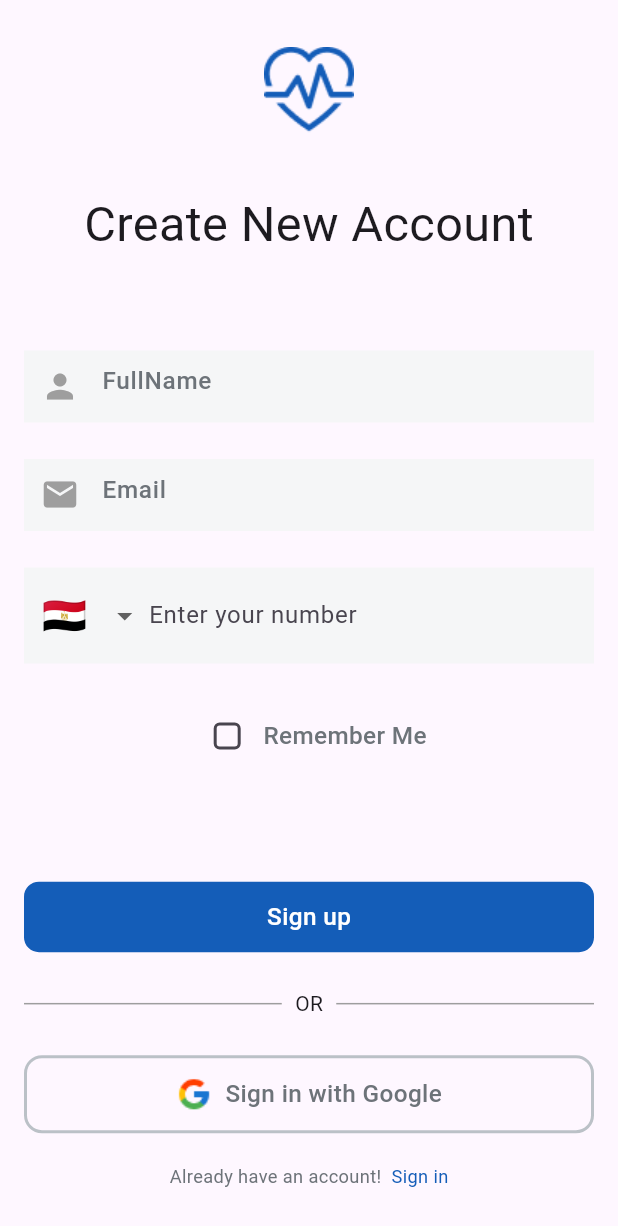
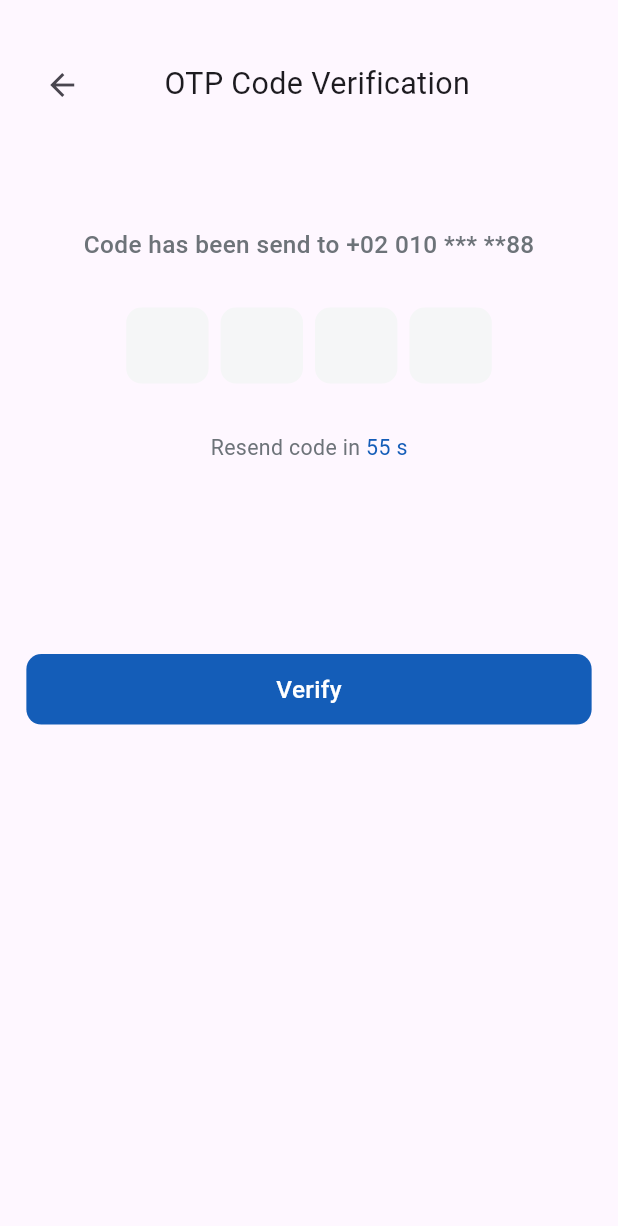
Before and after one commit to Huma-volve/Round-8-mobile-Cure-team1, a Flutter app: the SignUpPage screen opened by its route, after a tap on "Sign up", on a phone screen of 412 x 824 dp. Shown: the top 1226 px of the screen. Run offline on Flutter 3.47's test engine with Material 3 defaults, Android fonts, the phone set to English and light mode, and no system bars; drawn by our look-alikes of intl_phone_number_input, pinput; our stand-ins replace flutter_bloc, flutter_screenutil, go_router, smooth_page_indicator; Roboto replaces fonts that are missing (Montserrat, georgia).

Commit message:
feat: complete first OTP screen UI

```diff
--- a/lib/core/constants/app_route.dart
+++ b/lib/core/constants/app_route.dart
@@ -2,5 +2,7 @@ class AppRoute {
   static const splash = "/";
   static const loginPage = "/loginPage";
   static const signupPage = "/signupPage";
+  static const otpPage = "/otpPage";
+
   static const bookPage = "/bookPage";
 }
--- a/lib/core/constants/go_route.dart
+++ b/lib/core/constants/go_route.dart
@@ -1,6 +1,7 @@
 import 'package:cure_team_1/core/constants/app_route.dart';
 import 'package:cure_team_1/features/Booking/presentation/screens/doctor_details_screen.dart';
 import 'package:cure_team_1/features/auth/login/presentation/pages/login_page.dart';
+import 'package:cure_team_1/features/auth/otp/presentation/pages/otp_page.dart';
 import 'package:cure_team_1/features/auth/sign_up/presentation/pages/sign_up_page.dart';
 import 'package:cure_team_1/features/splash/splash_screen.dart';
 import 'package:go_router/go_router.dart';
@@ -24,5 +25,9 @@ final GoRouter router = GoRouter(
       path: AppRoute.signupPage,
       builder: (context, state) => const SignUpPage(),
     ),
+    GoRoute(
+      path: AppRoute.otpPage,
+      builder: (context, state) => const OtpPage(),
+    ),
   ],
 );
--- a/lib/core/theme/app_text_styles.dart
+++ b/lib/core/theme/app_text_styles.dart
@@ -42,7 +42,7 @@ class AppTextStyles {
       fontWeight: FontWeight.w500,
       fontFamily: 'Montserrat',
       color: Colors.white);
-  static TextStyle stylegeorgia24 = TextStyle(
+  static TextStyle stylegeorgia20 = TextStyle(
     fontSize: 20.sp,
     fontWeight: FontWeight.w400,
     fontFamily: 'georgia',
--- /dev/null
+++ b/lib/core/widgets/custome_appbar.dart
@@ -0,0 +1,30 @@
+import 'package:cure_team_1/core/theme/app_text_styles.dart';
+import 'package:flutter/material.dart';
+import 'package:flutter_screenutil/flutter_screenutil.dart';
+import 'package:go_router/go_router.dart';
+
+class CustomeAppbar extends StatelessWidget {
+  const CustomeAppbar({super.key, required this.title});
+  final String title;
+
+  @override
+  Widget build(BuildContext context) {
+    return Row(
+      children: [
+        IconButton(
+          onPressed: () {
+            GoRouter.of(context).pop();
+          },
+          icon: Icon(Icons.arrow_back),
+        ),
+        SizedBox(
+          width: 40.w,
+        ),
+        Text(
+          title,
+          style: AppTextStyles.stylegeorgia20,
+        )
+      ],
+    );
+  }
+}
--- a/lib/features/auth/login/presentation/pages/widgets/login_view_body.dart
+++ b/lib/features/auth/login/presentation/pages/widgets/login_view_body.dart
@@ -29,7 +29,7 @@ class LoginViewBody extends StatelessWidget {
             children: [
               Text(
                 'Enter your phone number',
-                style: AppTextStyles.stylegeorgia24,
+                style: AppTextStyles.stylegeorgia20,
               ),
             ],
           ),
--- a/lib/features/auth/otp/presentation/pages/otp_page.dart
+++ b/lib/features/auth/otp/presentation/pages/otp_page.dart
@@ -1,3 +1,4 @@
+import 'package:cure_team_1/features/auth/otp/presentation/pages/widgets/otp_view_body.dart';
 import 'package:flutter/material.dart';
 
 class OtpPage extends StatelessWidget {
@@ -5,6 +6,8 @@ class OtpPage extends StatelessWidget {
 
   @override
   Widget build(BuildContext context) {
-    return const Placeholder();
+    return const Scaffold(
+      body: OtpViewBody(),
+    );
   }
 }
--- /dev/null
+++ b/lib/features/auth/otp/presentation/pages/widgets/otp_item.dart
@@ -0,0 +1,69 @@
+import 'package:cure_team_1/core/theme/app_colors.dart';
+import 'package:cure_team_1/core/theme/app_text_styles.dart';
+import 'package:flutter/material.dart';
+import 'package:flutter_screenutil/flutter_screenutil.dart';
+import 'package:pinput/pinput.dart';
+
+class OtpItem extends StatelessWidget {
+  OtpItem({super.key});
+
+  final defaultPinTheme = PinTheme(
+    width: 50.w,
+    height: 50.h,
+    textStyle: TextStyle(
+      fontSize: 20.sp,
+      color: AppColors.primaryColor,
+      fontWeight: FontWeight.w600,
+    ),
+    decoration: BoxDecoration(
+      color: AppColors.offWhite,
+      borderRadius: BorderRadius.all(Radius.circular(10.r)),
+    ),
+  );
+
+  @override
+  Widget build(BuildContext context) {
+    final focusedPinTheme = defaultPinTheme.copyDecorationWith(
+      border: Border.fromBorderSide(
+        BorderSide(color: AppColors.primaryColor, width: 2.5.w),
+      ),
+    );
+
+    final submittedPinTheme = defaultPinTheme.copyWith(
+      decoration: defaultPinTheme.decoration?.copyWith(color: Colors.white),
+    );
+
+    return Center(
+      child: Padding(
+        padding: EdgeInsets.all(30.h),
+        child: Column(
+          mainAxisAlignment: MainAxisAlignment.center,
+          children: [
+            Pinput(
+              length: 4,
+              defaultPinTheme: defaultPinTheme,
+              focusedPinTheme: focusedPinTheme,
+              submittedPinTheme: submittedPinTheme,
+              onCompleted: (pin) => print(pin),
+            ),
+            SizedBox(height: 32.h),
+            Row(
+              mainAxisAlignment: MainAxisAlignment.center,
+              children: [
+                Text(
+                  "Resend code in",
+                  style: AppTextStyles.styleRegular14,
+                ),
+                Text(
+                  ' 55 s',
+                  style: AppTextStyles.styleRegular14
+                      .copyWith(color: AppColors.primaryColor),
+                )
+              ],
+            ),
+          ],
+        ),
+      ),
+    );
+  }
+}
--- /dev/null
+++ b/lib/features/auth/otp/presentation/pages/widgets/otp_view_body.dart
@@ -0,0 +1,36 @@
+import 'package:cure_team_1/core/theme/app_colors.dart';
+import 'package:cure_team_1/core/theme/app_text_styles.dart';
+import 'package:cure_team_1/core/widgets/custome_appbar.dart';
+import 'package:cure_team_1/core/widgets/custome_button.dart';
+import 'package:cure_team_1/features/auth/otp/presentation/pages/widgets/otp_item.dart';
+import 'package:flutter/material.dart';
+import 'package:flutter_screenutil/flutter_screenutil.dart';
+
+class OtpViewBody extends StatelessWidget {
+  const OtpViewBody({super.key});
+
+  @override
+  Widget build(BuildContext context) {
+    return Padding(
+      padding: EdgeInsets.symmetric(horizontal: 16.w, vertical: 32.h),
+      child: Column(
+        children: [
+          const CustomeAppbar(title: 'OTP Code Verification'),
+          SizedBox(
+            height: 70.h,
+          ),
+          Text(
+            'Code has been send to +02 010 *** **88',
+            style: AppTextStyles.styleMedium16,
+          ),
+          OtpItem(),
+          SizedBox(
+            height: 96.h,
+          ),
+          CustomeButton(
+              text: 'Verify', color: AppColors.primaryColor, onTap: () {})
+        ],
+      ),
+    );
+  }
+}
--- a/lib/features/auth/sign_up/presentation/pages/widgets/signup_view_body.dart
+++ b/lib/features/auth/sign_up/presentation/pages/widgets/signup_view_body.dart
@@ -75,7 +75,11 @@ class SignupViewBody extends StatelessWidget {
             height: 72.h,
           ),
           CustomeButton(
-              text: 'Sign up', color: AppColors.primaryColor, onTap: () {}),
+              text: 'Sign up',
+              color: AppColors.primaryColor,
+              onTap: () {
+                GoRouter.of(context).push(AppRoute.otpPage);
+              }),
           SizedBox(
             height: 24.h,
           ),
--- a/lib/features/onboarding/presentation/pages/widgets/onboarding_view_body.dart
+++ b/lib/features/onboarding/presentation/pages/widgets/onboarding_view_body.dart
@@ -33,7 +33,7 @@ class OnboardingViewBody extends StatelessWidget {
           const Spacer(flex: 1),
           Text(
             screen.title,
-            style: AppTextStyles.stylegeorgia24,
+            style: AppTextStyles.stylegeorgia20,
             textAlign: TextAlign.center,
           ),
           SizedBox(
--- a/pubspec.yaml
+++ b/pubspec.yaml
@@ -18,6 +18,7 @@ dependencies:
   go_router: ^17.0.0
   smooth_page_indicator: ^1.1.0+2
   intl_phone_number_input: ^0.7.5
+  pinput: ^6.0.1
 
 dev_dependencies:
   flutter_lints: ^3.0.0
```
Also changed, not shown: pubspec.lock.
